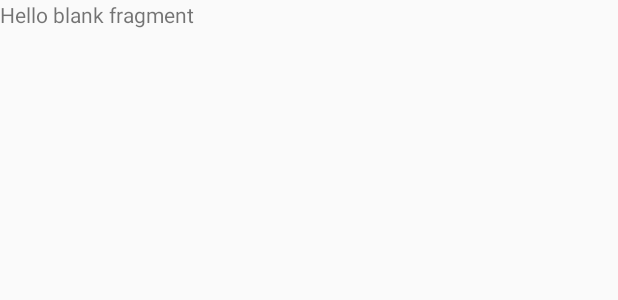
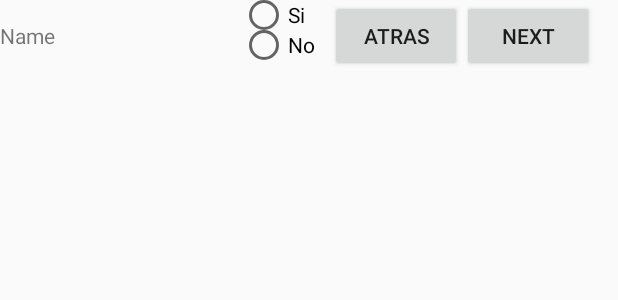
Before and after one commit to HackathonNicaragua/nicadroid, an Android app: the layout fragment_test.xml on its own in the app's theme, with its tools: preview values and no code run, on a phone screen of 412 x 824 dp. Shown: the top 300 px of the screen. Run offline under Robolectric (Android 15) with nearby library versions, the phone set to English and light mode, and no system bars.

Commit message:
Preguntas completas y la mitad del test sin disenio hecho

```diff
--- a/app/src/main/java/com/developnic/jjmichael/choose/Fragment_Menu/addPreguntas.java
+++ b/app/src/main/java/com/developnic/jjmichael/choose/Fragment_Menu/addPreguntas.java
@@ -11,10 +11,10 @@ import java.util.List;
  public class addPreguntas {
     public ArrayList<structPreguntas> listaPreguntas = new ArrayList<>();
 
-    public void addquest(int idpreg,int idarea,String preg){
+    public void addquest(int idpreg,int idcat,String preg){
         structPreguntas sp = new structPreguntas();
         sp.getidpreg(idpreg);
-        sp.getidcategoria(idarea);
+        sp.getidcategoria(idcat);
         sp.getpregunta(preg);
         listaPreguntas.add(sp);
     }
--- a/app/src/main/res/layout/fragment_test.xml
+++ b/app/src/main/res/layout/fragment_test.xml
@@ -5,9 +5,48 @@
     tools:context="com.developnic.jjmichael.choose.Fragment_Menu.TestFragment">
 
     <!-- TODO: Update blank fragment layout -->
-    <TextView
+
+    <LinearLayout
         android:layout_width="match_parent"
-        android:layout_height="match_parent"
-        android:text="@string/hello_blank_fragment" />
+        android:layout_height="match_parent">
+        <TextView
+            android:id="@+id/preg"
+            android:layout_width="wrap_content"
+            android:layout_height="wrap_content"
+            android:ems="10"
+            android:inputType="textPersonName"
+            android:text="Name" />
 
+        <RadioGroup
+            android:layout_width="60dp"
+            android:layout_height="40dp" >
+
+            <RadioButton
+                android:id="@+id/si"
+                android:layout_width="wrap_content"
+                android:layout_height="wrap_content"
+                android:layout_weight="1"
+                android:text="Si" />
+
+            <RadioButton
+                android:id="@+id/no"
+                android:layout_width="wrap_content"
+                android:layout_height="wrap_content"
+                android:layout_weight="1"
+                android:checked="false"
+                android:text="No" />
+        </RadioGroup>
+
+        <Button
+            android:id="@+id/atras"
+            android:layout_width="wrap_content"
+            android:layout_height="wrap_content"
+            android:text="Atras" />
+        <Button
+            android:id="@+id/sig"
+            android:layout_width="wrap_content"
+            android:layout_height="wrap_content"
+            android:text="Next" />
+
+    </LinearLayout>
 </FrameLayout>
```
Also changed, not shown: app/src/main/java/com/developnic/jjmichael/choose/Fragment_Menu/TestFragment.java (+101 -2 lines).
